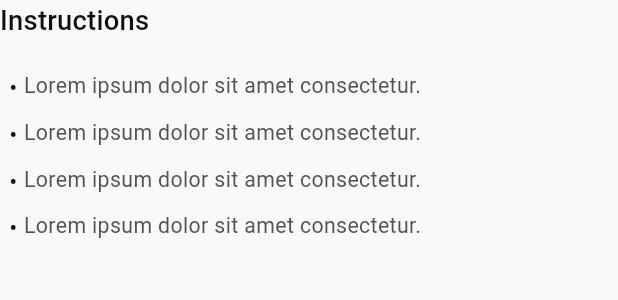
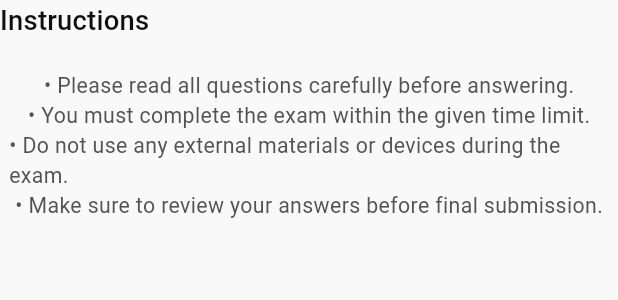
Before and after one commit to anashany-shift/exam_app, a Flutter app: the ExamInstructions widget shown alone on an empty page, opened directly, on a phone screen of 412 x 824 dp. Shown: the top 300 px of the screen. Run offline on Flutter 3.47's test engine with Material 3 defaults, Android fonts, the phone set to English and light mode, and no system bars; our stand-ins replace bloc, cached_network_image, dio, fl_chart, flutter_bloc, flutter_countdown_timer and 10 more; accounts and stored records are empty; generated files the repository leaves out were written again; network calls fail.

```diff
--- a/lib/feature/exam/view/exam_view.dart
+++ b/lib/feature/exam/presentation/view/exam_view.dart
@@ -1,4 +1,4 @@
-import 'package:exam_app/feature/exam/view/widgets/exam_view_body.dart';
+import 'package:exam_app/feature/exam/presentation/view/widgets/exam_view_body.dart';
 import 'package:flutter/material.dart';
 
 class ExamView extends StatelessWidget {
--- a/lib/feature/exam/view/widgets/exam_view_body.dart
+++ b/lib/feature/exam/presentation/view/widgets/exam_view_body.dart
@@ -4,7 +4,7 @@ import 'package:flutter_screenutil/flutter_screenutil.dart';
 
 import '../../../../../core/models/button_model.dart';
 import '../../../../../core/utils/app_colors.dart';
-import '../../../answer/view/widgets/q_and_answer_widget.dart';
+import '../../../../answer/view/widgets/q_and_answer_widget.dart';
 import 'custom_alert_dialog.dart';
 import 'exam_view_header.dart';
 import 'progress_indicator_widget.dart';
--- a/lib/feature/subject/data/models/subject_exam_dto.dart
+++ b/lib/feature/subject/data/models/subject_exam_dto.dart
@@ -41,10 +41,12 @@ class SubjectExamDto {
 extension SubjectExamResponseMapper on SubjectExamDto {
   SubjectExamEntity toEntity() {
     return SubjectExamEntity(
+
       title: title,
       id: Id,
       duration: duration,
       numberOfQuestions: numberOfQuestions,
+      subjectId: subject
     );
   }
 }
--- a/lib/feature/subject/domain/entities/subject_exam_entity.dart
+++ b/lib/feature/subject/domain/entities/subject_exam_entity.dart
@@ -3,7 +3,8 @@ class SubjectExamEntity{
   final String? id;
   final int? duration;
   final int? numberOfQuestions;
+  final String? subjectId;
 
-  SubjectExamEntity({required this.title, required this.id, required this.duration, required this.numberOfQuestions});
+  SubjectExamEntity( {required this.title, required this.id, required this.duration, required this.numberOfQuestions,required this.subjectId,});
 
 }
--- a/lib/feature/subject/presentation/view/widgets/subject_exam_info_card_item.dart
+++ b/lib/feature/subject/presentation/view/widgets/subject_exam_info_card_item.dart
@@ -22,7 +22,7 @@ class SubjectExamInfoCardItem extends StatelessWidget {
       child: InkWell(
         onTap: () async{
           if (!context.mounted) return;
-          await Navigator.pushNamed(context, Routes.subjectDetails);
+          await Navigator.pushNamed(context, Routes.subjectDetails,arguments:subjectExam );
 
         },
         child: Padding(
--- a/lib/feature/subject_details/view/widgets/exam_instructions.dart
+++ b/lib/feature/subject_details/view/widgets/exam_instructions.dart
@@ -17,25 +17,40 @@ class ExamInstructions extends StatelessWidget {
       children: [
         Text("Instructions", style: theme.textTheme.titleMedium),
         SizedBox(height: 16.h),
-        ...List.generate(
-          4,
-              (index) => Padding(
+         Padding(
             padding: EdgeInsets.symmetric(vertical: 4.h,horizontal: 6),
             child: Row(
               crossAxisAlignment: CrossAxisAlignment.start,
               children: [
-                const Text("• ",
-                    style: TextStyle(fontSize: 16)),
                 Expanded(
-                  child: Text(
-                    "Lorem ipsum dolor sit amet consectetur.",
-                    style: theme.textTheme.bodyMedium!.copyWith(color: AppColors.grey),
-                  ),
+                  child:Column(
+                    children: [
+                      Text(
+                        "• Please read all questions carefully before answering.",
+                        style: theme.textTheme.bodyMedium!.copyWith(color: AppColors.grey),
+                      ),
+
+                      Text(
+                        "• You must complete the exam within the given time limit.",
+                        style: theme.textTheme.bodyMedium!.copyWith(color: AppColors.grey),
+                      ),
+
+                      Text(
+                        "• Do not use any external materials or devices during the exam.",
+                        style: theme.textTheme.bodyMedium!.copyWith(color: AppColors.grey),
+                      ),
+
+                      Text(
+                        "• Make sure to review your answers before final submission.",
+                        style: theme.textTheme.bodyMedium!.copyWith(color: AppColors.grey),
+                      ),
+                    ],
+                  )
                 ),
               ],
             ),
           ),
-        ),
+
 
       ],
     );
--- a/lib/feature/subject_details/view/widgets/subject_details_exam_info.dart
+++ b/lib/feature/subject_details/view/widgets/subject_details_exam_info.dart
@@ -7,9 +7,11 @@ import '../../../../../core/widget/custom_app_bar.dart';
 
 class SubjectDetailsExamInfo extends StatelessWidget {
   const SubjectDetailsExamInfo({
-    super.key,
+    super.key, required this.title, required this.numberofQ, required this.duration,
   });
-
+final String title;
+final int numberofQ;
+final int duration;
 
   @override
   Widget build(BuildContext context) {
@@ -27,11 +29,11 @@ class SubjectDetailsExamInfo extends StatelessWidget {
                 contentPadding: EdgeInsets.zero,
                 leading: Image.asset(AppAssets.profit),
                 title: Text(
-                  "Language",
+                  "Exam",
                   style: theme.textTheme.titleLarge,
                 ),
                 trailing: Text(
-                  "30 minutes",
+                  "$duration minutes",
                   style: theme.textTheme.bodyMedium!.copyWith(
                     color: theme.colorScheme.primary,
                   ),
@@ -43,7 +45,7 @@ class SubjectDetailsExamInfo extends StatelessWidget {
         SizedBox(height: 8.h),
         Row(
           children: [
-            Text("High level", style: theme.textTheme.titleMedium),
+            Text(title, style: theme.textTheme.titleMedium),
             SizedBox(
               height: 20,
               child: VerticalDivider(
@@ -53,7 +55,7 @@ class SubjectDetailsExamInfo extends StatelessWidget {
               ),
             ),
             Text(
-              "20 Question",
+              "$numberofQ Question",
               style: theme.textTheme.titleSmall!.copyWith(
                 color: AppColors.grey,
               ),
```
Also changed, not shown: lib/bloc_observer.dart (added, +22 -0 lines), lib/core/routes/app_routes.dart (+6 -2 lines), lib/feature/subject_details/view/subject_details_view.dart (+7 -4 lines), lib/feature/subject_details/view/widgets/subject_details_view_body.dart (+9 -3 lines), lib/main.dart (+7 -5 lines), lib/feature/exam/presentation/view/widgets/custom_alert_dialog.dart (renamed from lib/feature/exam/view/widgets/custom_alert_dialog.dart), lib/feature/exam/presentation/view/widgets/exam_page_view.dart (renamed from lib/feature/exam/view/widgets/exam_page_view.dart), lib/feature/exam/presentation/view/widgets/exam_view_header.dart (renamed from lib/feature/exam/view/widgets/exam_view_header.dart), lib/feature/exam/presentation/view/widgets/progress_indicator_widget.dart (renamed from lib/feature/exam/view/widgets/progress_indicator_widget.dart), lib/feature/exam/presentation/view/widgets/timer_count_widget.dart (renamed from lib/feature/exam/view/widgets/timer_count_widget.dart).
